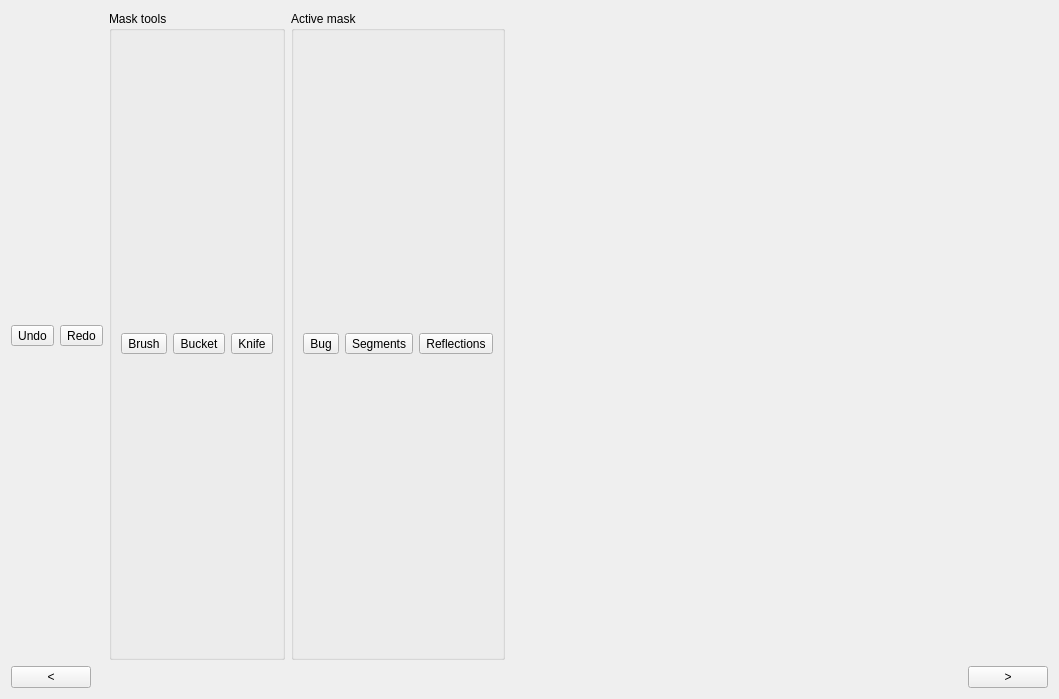
The window that arthropod_describer/view/ui/mask_edit_view.ui (mrazr/maphis) describes before a commit, drawn with Qt 5.
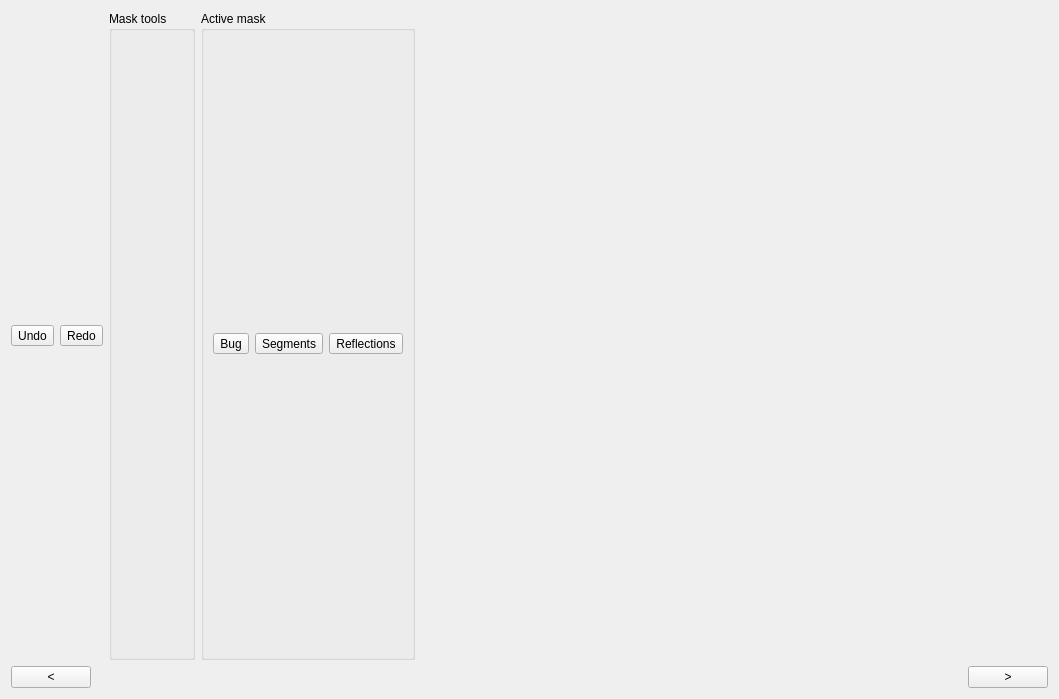
The same window after the commit.

```diff
--- a/arthropod_describer/view/ui/mask_edit_view.ui
+++ b/arthropod_describer/view/ui/mask_edit_view.ui
@@ -47,53 +47,7 @@
        <property name="checkable">
         <bool>false</bool>
        </property>
-       <layout class="QHBoxLayout" name="horizontalLayout">
-        <item>
-         <widget class="QToolButton" name="tbtnBrush">
-          <property name="text">
-           <string>Brush</string>
-          </property>
-          <property name="checkable">
-           <bool>true</bool>
-          </property>
-          <property name="autoRepeat">
-           <bool>false</bool>
-          </property>
-          <property name="autoExclusive">
-           <bool>true</bool>
-          </property>
-          <property name="autoRaise">
-           <bool>false</bool>
-          </property>
-         </widget>
-        </item>
-        <item>
-         <widget class="QToolButton" name="tbtnBucket">
-          <property name="text">
-           <string>Bucket</string>
-          </property>
-          <property name="checkable">
-           <bool>true</bool>
-          </property>
-          <property name="autoExclusive">
-           <bool>true</bool>
-          </property>
-         </widget>
-        </item>
-        <item>
-         <widget class="QToolButton" name="tbtnKnife">
-          <property name="text">
-           <string>Knife</string>
-          </property>
-          <property name="checkable">
-           <bool>true</bool>
-          </property>
-          <property name="autoExclusive">
-           <bool>true</bool>
-          </property>
-         </widget>
-        </item>
-       </layout>
+       <layout class="QHBoxLayout" name="horizontalLayout"/>
       </widget>
      </item>
      <item>
```
Left out of the diff: 2 changed lines with no effect on the pictures.
